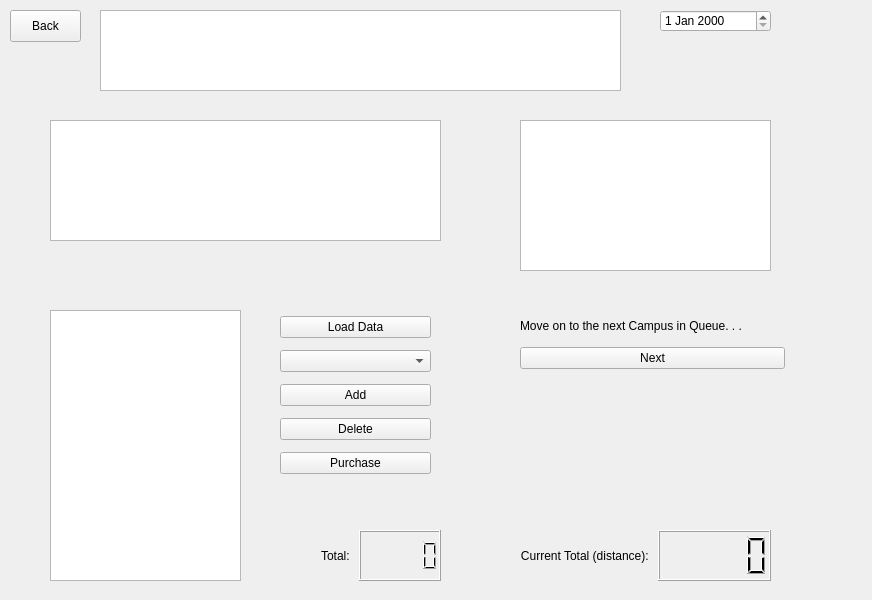
Old version of the form mainwindow.ui in the repository mattjang1101/CS1D-Project-1-Go-Big-O-Go-Home-.
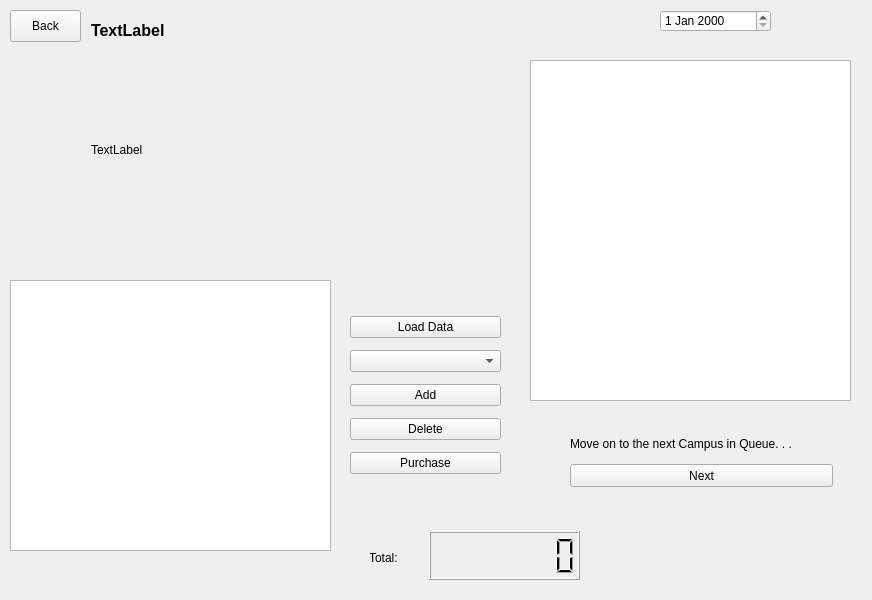
New version of the form. The open tabs and pages were chosen to show the change.

The edit to the form file:
```diff
--- a/mainwindow.ui
+++ b/mainwindow.ui
@@ -778,16 +778,6 @@
      </widget>
     </widget>
     <widget class="QWidget" name="CampusPage">
-     <widget class="QTextEdit" name="textEdit">
-      <property name="geometry">
-       <rect>
-        <x>50</x>
-        <y>120</y>
-        <width>391</width>
-        <height>121</height>
-       </rect>
-      </property>
-     </widget>
      <widget class="QDateEdit" name="dateEdit">
       <property name="geometry">
        <rect>
@@ -801,58 +791,13 @@
      <widget class="QTableView" name="tableView_2">
       <property name="geometry">
        <rect>
-        <x>50</x>
-        <y>310</y>
-        <width>191</width>
+        <x>10</x>
+        <y>280</y>
+        <width>321</width>
         <height>271</height>
        </rect>
       </property>
      </widget>
-     <widget class="QGraphicsView" name="graphicsView">
-      <property name="geometry">
-       <rect>
-        <x>520</x>
-        <y>120</y>
-        <width>251</width>
-        <height>151</height>
-       </rect>
-      </property>
-     </widget>
-     <widget class="QWidget" name="layoutWidget_4">
-      <property name="geometry">
-       <rect>
-        <x>520</x>
-        <y>530</y>
-        <width>251</width>
-        <height>51</height>
-       </rect>
-      </property>
-      <layout class="QHBoxLayout" name="horizontalLayout_2">
-       <item>
-        <widget class="QLabel" name="label_9">
-         <property name="text">
-          <string>Current Total (distance): </string>
-         </property>
-         <property name="alignment">
-          <set>Qt::AlignRight|Qt::AlignTrailing|Qt::AlignVCenter</set>
-         </property>
-        </widget>
-       </item>
-       <item>
-        <widget class="QLCDNumber" name="lcdNumber_2"/>
-       </item>
-      </layout>
-     </widget>
-     <widget class="QGraphicsView" name="graphicsView_2">
-      <property name="geometry">
-       <rect>
-        <x>100</x>
-        <y>10</y>
-        <width>521</width>
-        <height>81</height>
-       </rect>
-      </property>
-     </widget>
      <widget class="QPushButton" name="backButton_7">
       <property name="geometry">
        <rect>
@@ -869,32 +814,7 @@
      <widget class="QWidget" name="layoutWidget">
       <property name="geometry">
        <rect>
-        <x>270</x>
-        <y>530</y>
-        <width>171</width>
-        <height>51</height>
-       </rect>
-      </property>
-      <layout class="QHBoxLayout" name="horizontalLayout">
-       <item>
-        <widget class="QLabel" name="label_7">
-         <property name="text">
-          <string>Total: </string>
-         </property>
-         <property name="alignment">
-          <set>Qt::AlignRight|Qt::AlignTrailing|Qt::AlignVCenter</set>
-         </property>
-        </widget>
-       </item>
-       <item>
-        <widget class="QLCDNumber" name="lcdNumber"/>
-       </item>
-      </layout>
-     </widget>
-     <widget class="QWidget" name="layoutWidget">
-      <property name="geometry">
-       <rect>
-        <x>280</x>
+        <x>350</x>
         <y>310</y>
         <width>151</width>
         <height>174</height>
@@ -937,28 +857,116 @@
      <widget class="QWidget" name="layoutWidget">
       <property name="geometry">
        <rect>
-        <x>520</x>
-        <y>310</y>
+        <x>570</x>
+        <y>430</y>
         <width>265</width>
         <height>59</height>
        </rect>
       </property>
-      <layout class="QVBoxLayout" name="verticalLayout_4">
-       <item>
-        <widget class="QLabel" name="label_8">
-         <property name="text">
-          <string>Move on to the next Campus in Queue. . . </string>
-         </property>
-        </widget>
-       </item>
-       <item>
-        <widget class="QPushButton" name="pushButton_5">
-         <property name="text">
-          <string>Next</string>
-         </property>
-        </widget>
-       </item>
-      </layout>
+      <layout class="QVBoxLayout" name="verticalLayout_4"/>
+     </widget>
+     <widget class="QLabel" name="collegeNameLabel">
+      <property name="geometry">
+       <rect>
+        <x>91</x>
+        <y>21</y>
+        <width>371</width>
+        <height>19</height>
+       </rect>
+      </property>
+      <property name="font">
+       <font>
+        <pointsize>12</pointsize>
+        <weight>75</weight>
+        <bold>true</bold>
+       </font>
+      </property>
+      <property name="text">
+       <string>TextLabel</string>
+      </property>
+     </widget>
+     <widget class="QLabel" name="collegePicturesLabel">
+      <property name="geometry">
+       <rect>
+        <x>91</x>
+        <y>49</y>
+        <width>391</width>
+        <height>201</height>
+       </rect>
+      </property>
+      <property name="text">
+       <string>TextLabel</string>
+      </property>
+     </widget>
+     <widget class="QLabel" name="label_8">
+      <property name="geometry">
+       <rect>
+        <x>570</x>
+        <y>430</y>
+        <width>263</width>
+        <height>28</height>
+       </rect>
+      </property>
+      <property name="text">
+       <string>Move on to the next Campus in Queue. . . </string>
+      </property>
+     </widget>
+     <widget class="QPushButton" name="nextCollegeButton">
+      <property name="geometry">
+       <rect>
+        <x>570</x>
+        <y>464</y>
+        <width>263</width>
+        <height>23</height>
+       </rect>
+      </property>
+      <property name="text">
+       <string>Next</string>
+      </property>
+     </widget>
+     <widget class="QTextBrowser" name="collegeDescriptionTextBrowser">
+      <property name="geometry">
+       <rect>
+        <x>530</x>
+        <y>60</y>
+        <width>321</width>
+        <height>341</height>
+       </rect>
+      </property>
+      <property name="font">
+       <font>
+        <pointsize>11</pointsize>
+       </font>
+      </property>
+     </widget>
+     <widget class="QLabel" name="label_7">
+      <property name="geometry">
+       <rect>
+        <x>370</x>
+        <y>550</y>
+        <width>31</width>
+        <height>16</height>
+       </rect>
+      </property>
+      <property name="text">
+       <string>Total: </string>
+      </property>
+      <property name="alignment">
+       <set>Qt::AlignRight|Qt::AlignTrailing|Qt::AlignVCenter</set>
+      </property>
+     </widget>
+     <widget class="QLCDNumber" name="priceLCDNumber">
+      <property name="geometry">
+       <rect>
+        <x>429</x>
+        <y>531</y>
+        <width>151</width>
+        <height>49</height>
+       </rect>
+      </property>
+      <property name="digitCount">
+       <number>7</number>
+      </property>
      </widget>
     </widget>
    </widget>
```
Left out of the diff: 16 changed lines with no effect on the pictures.
